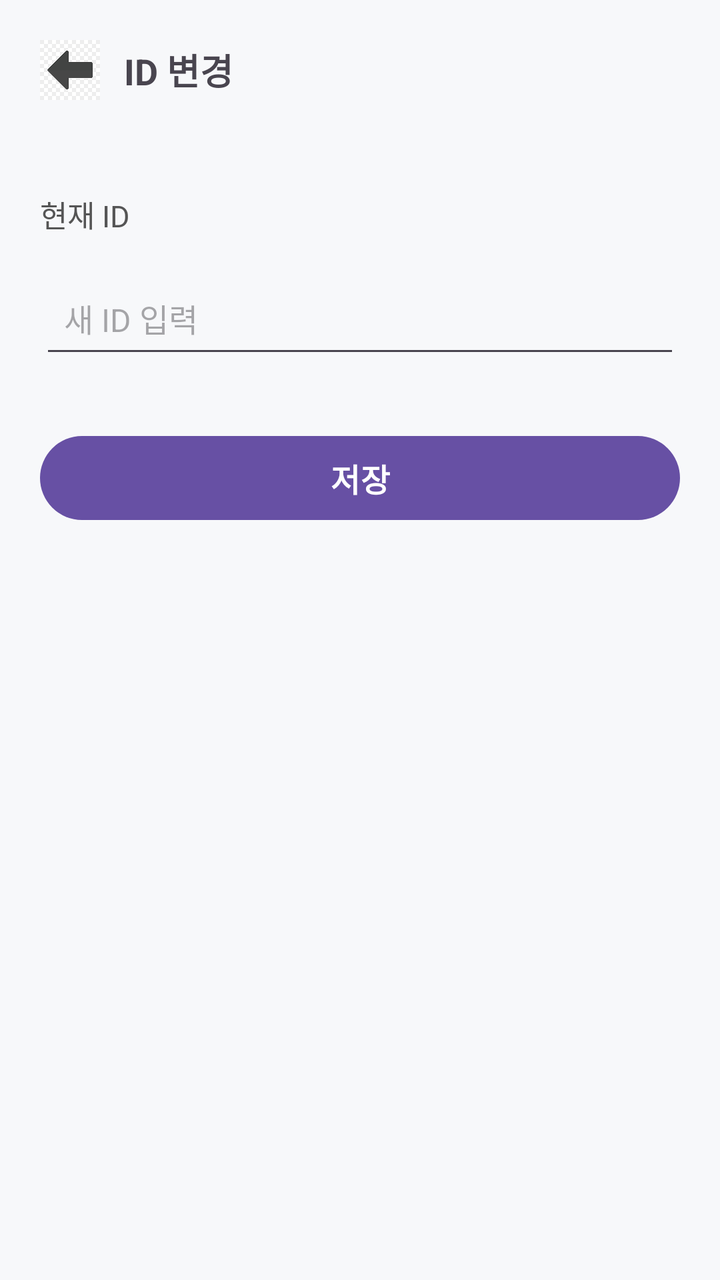
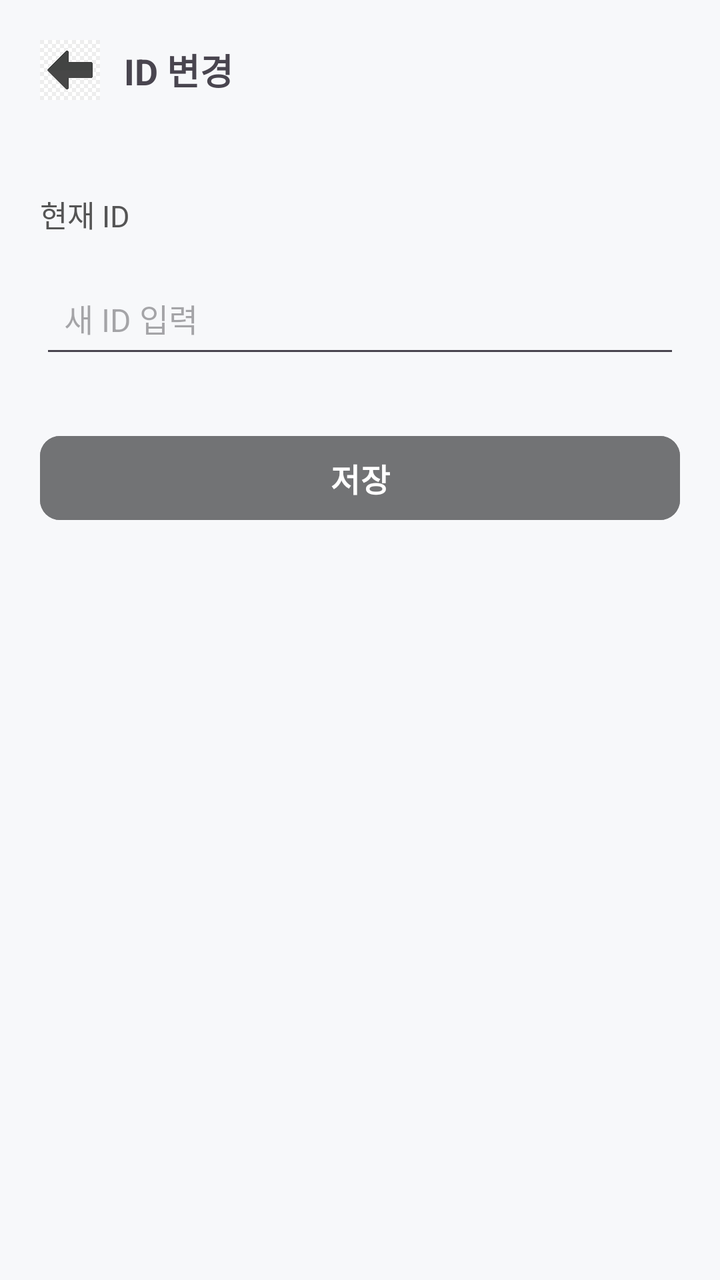

Before-and-after screenshots of an Android layout around one commit, followed by the original layout XML and the change that was made.
<!-- AndroidManifest.xml: application theme Theme.Lostfind -->
<!-- res/layout/id_change.xml -->
<?xml version="1.0" encoding="utf-8"?>
<LinearLayout
    xmlns:android="http://schemas.android.com/apk/res/android"
    android:layout_width="match_parent"
    android:layout_height="match_parent"
    android:orientation="vertical"
    android:background="#F7F8FA"
    android:padding="20dp">

    
    <LinearLayout
        android:layout_width="match_parent"
        android:layout_height="wrap_content"
        android:orientation="horizontal"
        android:gravity="center_vertical"
        android:paddingBottom="16dp">

        <ImageView
            android:id="@+id/btnBack"
            android:layout_width="30dp"
            android:layout_height="30dp"
            android:src="@drawable/left_arrow"
            android:contentDescription="Back" />

        <TextView
            android:id="@+id/txtTitle"
            android:layout_width="wrap_content"
            android:layout_height="wrap_content"
            android:text="ID 변경"
            android:textSize="18sp"
            android:textStyle="bold"
            android:layout_marginStart="12dp" />
    </LinearLayout>


    
    <TextView
        android:id="@+id/txtDescription"
        android:layout_width="wrap_content"
        android:layout_height="wrap_content"
        android:text="현재 ID"
        android:textSize="15sp"
        android:textColor="#555555"
        android:layout_marginTop="30dp" />


    
    <EditText
        android:id="@+id/editNewName"
        android:layout_width="match_parent"
        android:layout_height="50dp"
        android:hint="새 ID 입력"
        android:padding="12dp"
        android:textSize="16sp"
        android:layout_marginTop="16dp" />


    
    <Button
        android:id="@+id/btnSaveName"
        android:layout_width="match_parent"
        android:layout_height="50dp"
        android:text="저장"
        android:textSize="16sp"
        android:textStyle="bold"
        android:textColor="#FFFFFF"
        android:layout_marginTop="30dp" />

</LinearLayout>
<!-- resources referenced by this layout -->
<resources>
  <!-- drawable left_arrow: jpg bitmap (drawable, 5456 bytes) -->
  <style name="Theme.Lostfind" parent="Base.Theme.Lostfind" />
  <style name="Base.Theme.Lostfind" parent="Theme.Material3.DayNight.NoActionBar">
          
          
      </style>
</resources>

<!-- the commit's change to res/layout/id_change.xml (unified diff, before → after) -->
@@ -1,8 +1,8 @@
 <?xml version="1.0" encoding="utf-8"?>
-<LinearLayout
-    xmlns:android="http://schemas.android.com/apk/res/android"
+<LinearLayout xmlns:android="http://schemas.android.com/apk/res/android"
     android:layout_width="match_parent"
     android:layout_height="match_parent"
+    xmlns:app="http://schemas.android.com/apk/res-auto"
     android:orientation="vertical"
     android:background="#F7F8FA"
     android:padding="20dp">
@@ -64,6 +64,8 @@
         android:textSize="16sp"
         android:textStyle="bold"
         android:textColor="#FFFFFF"
-        android:layout_marginTop="30dp" />
+        android:layout_marginTop="30dp"
+        app:cornerRadius="10dp"
+        android:backgroundTint="@color/gray"/>
 
 </LinearLayout>
<!-- resource entries referenced after the edit -->
@@ -1,5 +1,6 @@
 <!-- resources referenced by this layout -->
 <resources>
+  <color name="gray">#727375</color>
   <!-- drawable left_arrow: jpg bitmap (drawable, 5456 bytes) -->
   <style name="Theme.Lostfind" parent="Base.Theme.Lostfind" />
   <style name="Base.Theme.Lostfind" parent="Theme.Material3.DayNight.NoActionBar">
